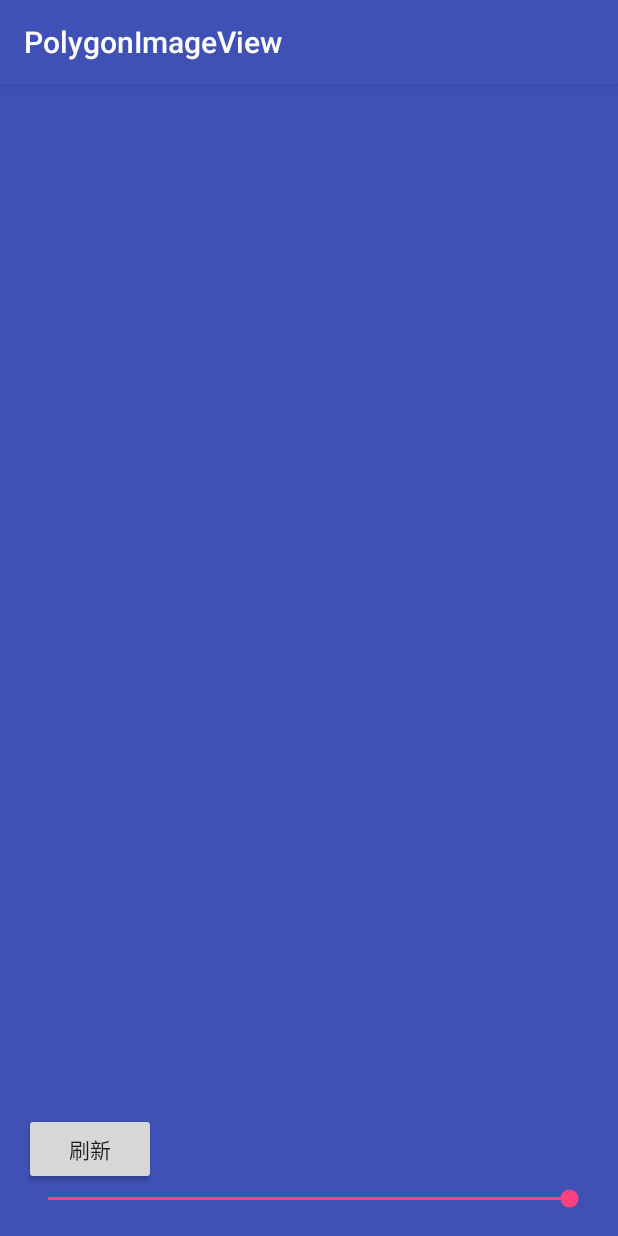
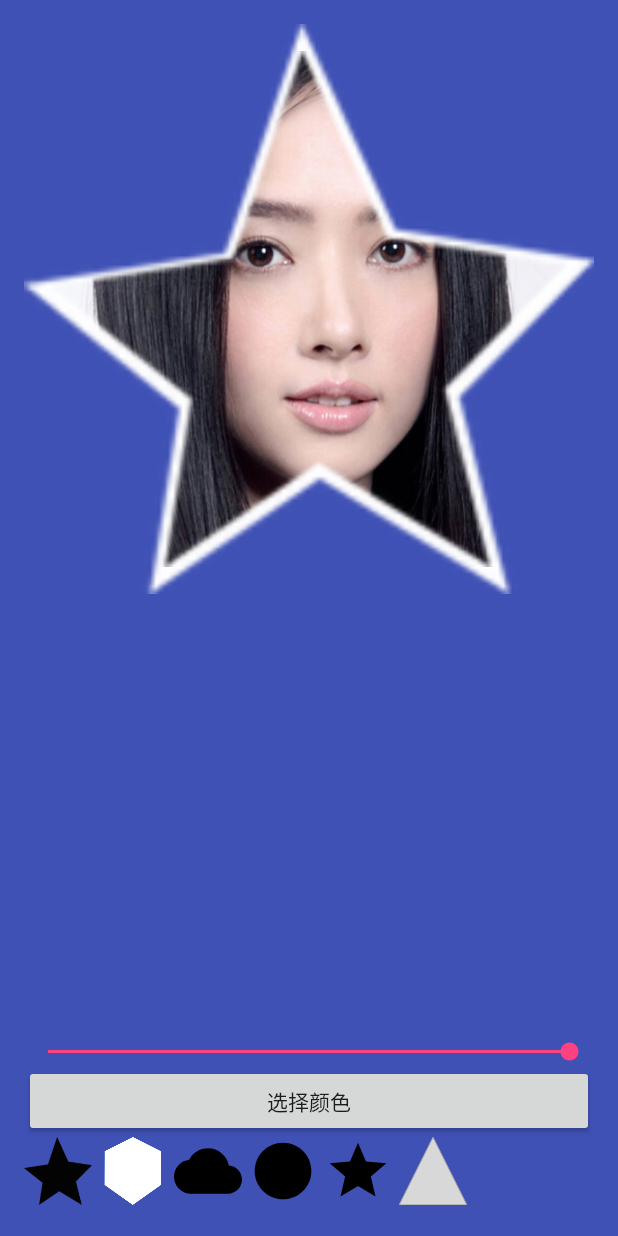
Before and after one commit to hangox/PolygonImageView, an Android app: the screen it shows after launch (MainActivity), on a phone screen of 412 x 824 dp. Run offline under Robolectric (Android 15) with nearby library versions, the phone set to English and light mode, and no system bars; our stand-ins replace data binding; libraries missing offline, so code that uses them is left out: com.flask.colorpicker.

Commit message:
添加demo 代码

```diff
--- a/app/src/main/java/com/hangox/polygonimageview/MainActivity.java
+++ b/app/src/main/java/com/hangox/polygonimageview/MainActivity.java
@@ -1,28 +1,75 @@
 package com.hangox.polygonimageview;
 
+import android.content.DialogInterface;
+import android.content.res.TypedArray;
+import android.databinding.DataBindingUtil;
+import android.graphics.drawable.Drawable;
 import android.os.Bundle;
+import android.support.annotation.DrawableRes;
+import android.support.graphics.drawable.VectorDrawableCompat;
 import android.support.v7.app.AppCompatActivity;
+import android.support.v7.app.AppCompatDelegate;
+import android.support.v7.widget.LinearLayoutManager;
+import android.support.v7.widget.RecyclerView;
+import android.util.TypedValue;
 import android.view.View;
+import android.view.ViewGroup;
+import android.widget.ImageView;
 import android.widget.SeekBar;
 
+import com.flask.colorpicker.ColorPickerView;
+import com.flask.colorpicker.OnColorSelectedListener;
+import com.flask.colorpicker.builder.ColorPickerClickListener;
+import com.flask.colorpicker.builder.ColorPickerDialogBuilder;
+import com.hangox.polygonimageview.databinding.ActivityMainBinding;
 import com.hangox.polygonimageviewlibrary.PolygonImageView;
 import com.hangox.xlog.XLog;
 
+import java.util.ArrayList;
+import java.util.Collections;
+import java.util.List;
+
+
+
 public class MainActivity extends AppCompatActivity {
+    static {
+        AppCompatDelegate.setCompatVectorFromResourcesEnabled(true);
+    }
+
+    private List<Drawable> mDrawableList = new ArrayList<>();
+
+    private ActivityMainBinding mBinding;
+
+    private Drawable createVectorDrawable(@DrawableRes int resId){
+        return VectorDrawableCompat.create(getResources(),resId,null);
+    }
 
     @Override
     protected void onCreate(Bundle savedInstanceState) {
         super.onCreate(savedInstanceState);
-        setContentView(R.layout.activity_main);
-        final PolygonImageView polygonView = (PolygonImageView) findViewById(R.id.image);
-        SeekBar seekBar = (SeekBar) findViewById(R.id.seek_bar);
+        mBinding = DataBindingUtil.setContentView(this, R.layout.activity_main);
+
+        Drawable[] drawables ={
+                getResources().getDrawable(R.drawable.star),
+                getResources().getDrawable(R.drawable.ic_mask_hex),
+                createVectorDrawable(R.drawable.ic_cloud_black_24dp),
+                createVectorDrawable(R.drawable.ic_lens_black_24dp),
+                createVectorDrawable(R.drawable.ic_star_black_24dp),
+                createVectorDrawable(R.drawable.ic_triangle),
+        };
+
+        Collections.addAll(mDrawableList,drawables);
+        final PolygonImageView polygonView = mBinding.image;
+        SeekBar seekBar = mBinding.seekBar;
         seekBar.setOnSeekBarChangeListener(new SeekBar.OnSeekBarChangeListener() {
+            float mMaxBorderSize =
+                    TypedValue.applyDimension(TypedValue.COMPLEX_UNIT_DIP,72,getResources().getDisplayMetrics());
+            float mMinBorderSize =
+                    TypedValue.applyDimension(TypedValue.COMPLEX_UNIT_DIP,0,getResources().getDisplayMetrics());
             @Override
             public void onProgressChanged(SeekBar seekBar, int progress, boolean fromUser) {
-                float precen = (progress + 20) / 100F;
-                XLog.v(precen);
-                polygonView.setSize((int) (seekBar.getWidth() * precen));
-                polygonView.requestLayout();
+                float precent = progress * 1F / seekBar.getMax();
+                mBinding.image.setBorderSize((int) ((mMaxBorderSize -  mMinBorderSize) * precent + mMinBorderSize));
 
             }
 
@@ -37,11 +84,78 @@ public class MainActivity extends AppCompatActivity {
             }
         });
 
-        findViewById(R.id.refresh).setOnClickListener(new View.OnClickListener() {
+        mBinding.recycleView.setLayoutManager(new LinearLayoutManager(this,LinearLayoutManager.HORIZONTAL,false));
+        mBinding.recycleView.setAdapter(new ClipImageAdapter());
+
+        mBinding.pickerColor.setOnClickListener(new View.OnClickListener() {
             @Override
             public void onClick(View v) {
-                polygonView.postInvalidate();
+                ColorPickerDialogBuilder
+                        .with(MainActivity.this)
+                        .setTitle("Choose color")
+                        .initialColor(mBinding.image.getBorderColor())
+                        .wheelType(ColorPickerView.WHEEL_TYPE.FLOWER)
+                        .density(12)
+                        .setOnColorSelectedListener(new OnColorSelectedListener() {
+                            @Override
+                            public void onColorSelected(int selectedColor) {
+
+                            }
+                        })
+                        .setPositiveButton("ok", new ColorPickerClickListener() {
+                            @Override
+                            public void onClick(DialogInterface dialog, int selectedColor, Integer[] allColors) {
+                                mBinding.image.setBorderColor(selectedColor);
+                            }
+                        })
+                        .setNegativeButton("cancel", new DialogInterface.OnClickListener() {
+                            @Override
+                            public void onClick(DialogInterface dialog, int which) {
+                            }
+                        })
+                        .build()
+                        .show();
             }
         });
     }
+
+
+
+    public static class ClipImageViewHolder extends RecyclerView.ViewHolder{
+        private ImageView mImageView;
+
+        public ClipImageViewHolder(View itemView) {
+            super(itemView);
+            mImageView = (ImageView) itemView.findViewById(R.id.image_view);
+            itemView.setTag(this);
+        }
+    }
+
+    public class ClipImageAdapter extends RecyclerView.Adapter<ClipImageViewHolder> implements View.OnClickListener {
+
+        @Override
+        public ClipImageViewHolder onCreateViewHolder(ViewGroup parent, int viewType) {
+            View rootView = getLayoutInflater().inflate(R.layout.view_holder_image_view,parent,false);
+            ClipImageViewHolder viewHolder = new ClipImageViewHolder(rootView);
+            viewHolder.itemView.setOnClickListener(this);
+            return viewHolder;
+        }
+
+        @Override
+        public void onBindViewHolder(ClipImageViewHolder holder, int position) {
+            holder.mImageView.setImageDrawable(mDrawableList.get(position));
+        }
+
+        @Override
+        public int getItemCount() {
+            return mDrawableList.size();
+        }
+
+        @Override
+        public void onClick(View v) {
+            ClipImageViewHolder viewHolder = (ClipImageViewHolder) v.getTag();
+            Drawable drawable = mDrawableList.get(viewHolder.getAdapterPosition());
+            mBinding.image.setClipImageDrawable(drawable);
+        }
+    }
 }
--- /dev/null
+++ b/app/src/main/res/drawable/bg_click.xml
@@ -0,0 +1,8 @@
+<?xml version="1.0" encoding="utf-8"?>
+<selector xmlns:android="http://schemas.android.com/apk/res/android">
+    <item
+        android:drawable="@color/gray"
+        android:state_pressed="true"/>
+    <item
+        android:drawable="@android:color/transparent"/>
+</selector>
--- /dev/null
+++ b/app/src/main/res/drawable/ic_cloud_black_24dp.xml
@@ -0,0 +1,9 @@
+<vector xmlns:android="http://schemas.android.com/apk/res/android"
+        android:width="24dp"
+        android:height="24dp"
+        android:viewportWidth="24.0"
+        android:viewportHeight="24.0">
+    <path
+        android:fillColor="#FF000000"
+        android:pathData="M19.35,10.04C18.67,6.59 15.64,4 12,4 9.11,4 6.6,5.64 5.35,8.04 2.34,8.36 0,10.91 0,14c0,3.31 2.69,6 6,6h13c2.76,0 5,-2.24 5,-5 0,-2.64 -2.05,-4.78 -4.65,-4.96z"/>
+</vector>
--- /dev/null
+++ b/app/src/main/res/drawable/ic_lens_black_24dp.xml
@@ -0,0 +1,9 @@
+<vector xmlns:android="http://schemas.android.com/apk/res/android"
+        android:width="24dp"
+        android:height="24dp"
+        android:viewportWidth="24.0"
+        android:viewportHeight="24.0">
+    <path
+        android:fillColor="#FF000000"
+        android:pathData="M12,2C6.48,2 2,6.48 2,12s4.48,10 10,10 10,-4.48 10,-10S17.52,2 12,2z"/>
+</vector>
--- /dev/null
+++ b/app/src/main/res/drawable/ic_star_black_24dp.xml
@@ -0,0 +1,9 @@
+<vector xmlns:android="http://schemas.android.com/apk/res/android"
+        android:width="24dp"
+        android:height="24dp"
+        android:viewportWidth="24.0"
+        android:viewportHeight="24.0">
+    <path
+        android:fillColor="#FF000000"
+        android:pathData="M12,17.27L18.18,21l-1.64,-7.03L22,9.24l-7.19,-0.61L12,2 9.19,8.63 2,9.24l5.46,4.73L5.82,21z"/>
+</vector>
--- /dev/null
+++ b/app/src/main/res/drawable/ic_triangle.xml
@@ -0,0 +1,18 @@
+<?xml version="1.0" encoding="utf-8"?>
+<vector xmlns:android="http://schemas.android.com/apk/res/android"
+    xmlns:app="http://schemas.android.com/apk/res-auto"
+    android:width="103dp"
+    android:height="103dp"
+    android:viewportWidth="83"
+    android:viewportHeight="103">
+
+    <group
+            android:translateX="-218.000000"
+            android:translateY="-151.000000">
+        <path
+            android:name="Triangle"
+            android:fillColor="#D8D8D8"
+            android:strokeColor="#979797"
+            android:pathData="M 259.5 151 L 301 254 L 218 254 Z" />
+    </group>
+</vector>
--- /dev/null
+++ b/app/src/main/res/drawable/shape.xml
@@ -0,0 +1,10 @@
+<?xml version="1.0" encoding="utf-8"?>
+<shape xmlns:android="http://schemas.android.com/apk/res/android"
+    android:shape="oval">
+
+    <size
+        android:height="200dp"
+        android:width="200dp"/>
+    <solid
+        android:color="@android:color/white"/>
+</shape>
--- a/app/src/main/res/layout/activity_main.xml
+++ b/app/src/main/res/layout/activity_main.xml
@@ -1,9 +1,11 @@
 <?xml version="1.0" encoding="utf-8"?>
+<layout
+    xmlns:android="http://schemas.android.com/apk/res/android"
+    xmlns:app="http://schemas.android.com/apk/res-auto"
+    xmlns:tools="http://schemas.android.com/tools">
+
     <RelativeLayout
         android:id="@+id/activity_main"
-    xmlns:android="http://schemas.android.com/apk/res/android"
-    xmlns:app="http://schemas.android.com/apk/res-auto"
-    xmlns:tools="http://schemas.android.com/tools"
         android:layout_width="match_parent"
         android:layout_height="match_parent"
         android:background="@color/colorPrimary"
@@ -15,26 +17,35 @@
 
         <com.hangox.polygonimageviewlibrary.PolygonImageView
             android:id="@+id/image"
+            android:layout_centerHorizontal="true"
             android:layout_width="match_parent"
             android:layout_height="match_parent"
             android:src="@drawable/guo_ye"
-        app:piv_borderColor="@android:color/transparent"
-        app:piv_borderWidth="6dp"
+            app:piv_borderColor="@android:color/white"
+            app:piv_borderWidth="18dp"
             app:piv_polygonImage="@drawable/star"/>
 
 
+        <android.support.v7.widget.RecyclerView
+            android:id="@+id/recycle_view"
+            android:layout_width="match_parent"
+            android:layout_alignParentBottom="true"
+            android:layout_height="50dp"/>
+
+        <Button
+            android:id="@+id/picker_color"
+            android:text="选择颜色"
+            android:layout_above="@id/recycle_view"
+            android:layout_width="match_parent"
+            android:layout_height="wrap_content"/>
         <SeekBar
             android:id="@+id/seek_bar"
+            android:layout_above="@id/picker_color"
             android:layout_width="match_parent"
             android:layout_height="wrap_content"
-        android:layout_alignParentBottom="true"
             android:max="80"
             android:progress="80"/>
 
-    <Button
-        android:id="@+id/refresh"
-        android:layout_width="wrap_content"
-        android:layout_height="wrap_content"
-        android:layout_above="@id/seek_bar"
-        android:text="刷新"/>
+
     </RelativeLayout>
+</layout>
--- /dev/null
+++ b/app/src/main/res/layout/view_holder_image_view.xml
@@ -0,0 +1,16 @@
+<?xml version="1.0" encoding="utf-8"?>
+<RelativeLayout xmlns:android="http://schemas.android.com/apk/res/android"
+             xmlns:tools="http://schemas.android.com/tools"
+             android:layout_width="50dp"
+             android:layout_height="50dp"
+             android:background="@drawable/bg_click"
+             android:orientation="vertical">
+
+    <ImageView
+        android:id="@+id/image_view"
+        android:scaleType="fitXY"
+        tools:src="@drawable/star"
+        android:layout_gravity="center"
+        android:layout_width="45dp"
+        android:layout_height="45dp"/>
+</RelativeLayout>
--- a/app/src/main/res/values/colors.xml
+++ b/app/src/main/res/values/colors.xml
@@ -3,4 +3,5 @@
     <color name="colorPrimary">#3F51B5</color>
     <color name="colorPrimaryDark">#303F9F</color>
     <color name="colorAccent">#FF4081</color>
+    <color name="gray">#33333333</color>
 </resources>
--- a/app/src/main/res/values/styles.xml
+++ b/app/src/main/res/values/styles.xml
@@ -1,7 +1,7 @@
 <resources>
 
     <!-- Base application theme. -->
-    <style name="AppTheme" parent="Theme.AppCompat.Light.DarkActionBar">
+    <style name="AppTheme" parent="Theme.AppCompat.Light.NoActionBar">
         <!-- Customize your theme here. -->
         <item name="colorPrimary">@color/colorPrimary</item>
         <item name="colorPrimaryDark">@color/colorPrimaryDark</item>
--- a/polygonimageviewlibrary/build.gradle
+++ b/polygonimageviewlibrary/build.gradle
@@ -28,5 +28,4 @@ dependencies {
     })
     compile 'com.android.support:appcompat-v7:24.2.0'
     testCompile 'junit:junit:4.12'
-    compile 'com.hangox:xLog:1.0'
 }
```
Also changed, not shown: app/build.gradle (+10 -2 lines), app/src/main/res/drawable/guo_ye.jpg, app/src/main/res/drawable/ic_mask_hex.webp (added), app/src/main/res/drawable/star.png (added). Lines whose indentation alone changed are shown as unchanged.
